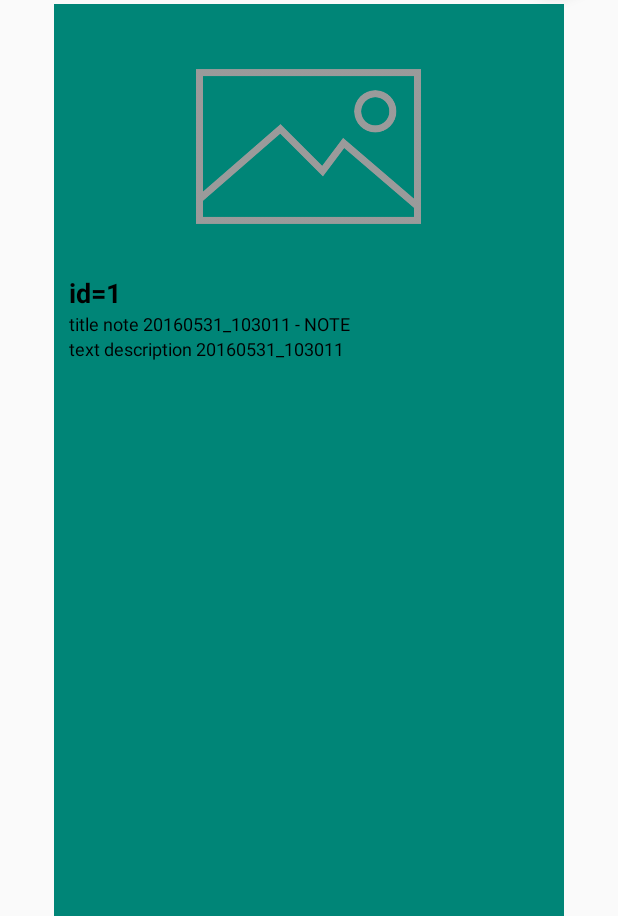
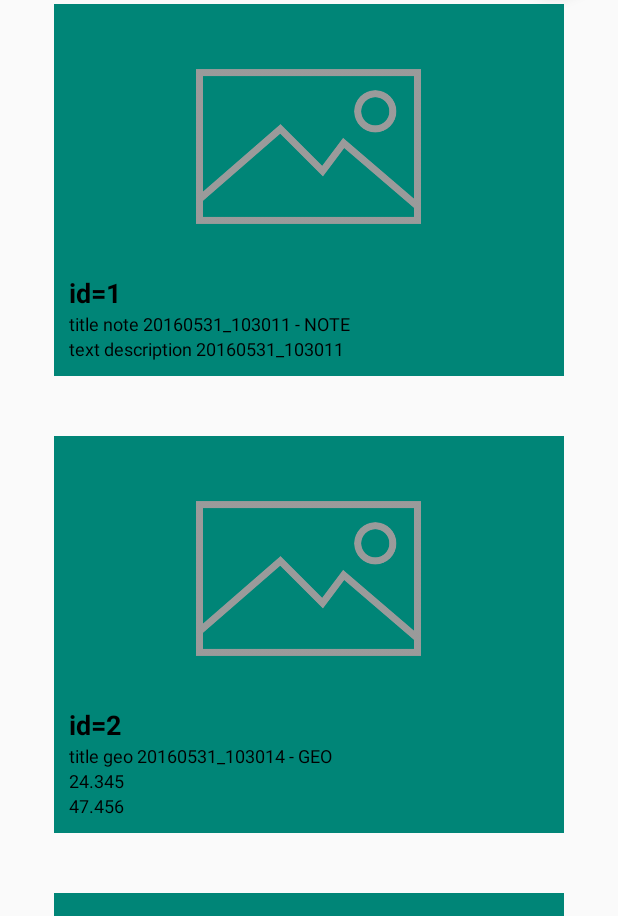
Before and after one commit to ob21/tripstori, an Android app: the screen it shows after launch (MainActivity), in the options menu, after a tap on "Add image", on a phone screen of 412 x 824 dp, the part 320-1236 px from its top. Run offline under Robolectric (Android 15) with nearby library versions, the phone set to English and light mode, and no system bars; our stand-ins replace Volley; network calls fail.

Commit message:
Material design applied : reclytclerview with action button and collapsing action bar

```diff
--- a/app/src/main/java/com/colibri/tripstori/activities/MainActivity.java
+++ b/app/src/main/java/com/colibri/tripstori/activities/MainActivity.java
@@ -44,8 +44,8 @@ public class MainActivity extends TSActivity implements DialogInterface.OnClickL
         mInterestsList = (RecyclerView)findViewById(R.id.interests_lv);
 
         mLayoutManager = new LinearLayoutManager(this);
+        mInterestsList.setHasFixedSize(true);
         mInterestsList.setLayoutManager(mLayoutManager);
-        mInterestsList.setHasFixedSize(true);
 
         mListAdapter = new InterestsListAdapter(this, getDataManager().getInterests());
         mInterestsList.setAdapter(mListAdapter);
--- a/app/src/main/java/com/colibri/tripstori/adapters/InterestsListAdapter.java
+++ b/app/src/main/java/com/colibri/tripstori/adapters/InterestsListAdapter.java
@@ -69,12 +69,11 @@ public class InterestsListAdapter extends RecyclerView.Adapter<InterestsListAdap
 
     @Override
     public InterestViewHolder onCreateViewHolder(ViewGroup parent, int viewType) {
-        TSApp.logDebug(TAG, "onCreateViewHolder");
         View view;
         InterestViewHolder holder = null;
         // create a new view
         if(viewType == VIEW_TYPE_NOTE) {
-            TSApp.logDebug(TAG, "onCreateViewHolder 1");
+            TSApp.logDebug(TAG, "onCreateViewHolder note");
             view = mInflater.inflate(R.layout.item_note_interest, parent, false);
             holder = new InterestViewHolder(view);
             holder.type = VIEW_TYPE_NOTE;
@@ -84,7 +83,7 @@ public class InterestsListAdapter extends RecyclerView.Adapter<InterestsListAdap
             holder.text = (TextView) view.findViewById(R.id.item_interest_text);
         } else
         if(viewType == VIEW_TYPE_GEO){
-            TSApp.logDebug(TAG, "onCreateViewHolder 2");
+            TSApp.logDebug(TAG, "onCreateViewHolder geo");
             view = mInflater.inflate(R.layout.item_geo_interest, parent, false);
             holder = new InterestViewHolder(view);
             holder.type = VIEW_TYPE_GEO;
@@ -95,7 +94,7 @@ public class InterestsListAdapter extends RecyclerView.Adapter<InterestsListAdap
             holder.latitude = (TextView) view.findViewById(R.id.item_interest_latitude);
         } else
         if(viewType == VIEW_TYPE_IMAGE){
-            TSApp.logDebug(TAG, "onCreateViewHolder 3");
+            TSApp.logDebug(TAG, "onCreateViewHolder image");
             view = mInflater.inflate(R.layout.item_image_interest, parent, false);
             holder = new InterestViewHolder(view);
             holder.type = VIEW_TYPE_IMAGE;
@@ -105,7 +104,7 @@ public class InterestsListAdapter extends RecyclerView.Adapter<InterestsListAdap
             holder.img = (TextView) view.findViewById(R.id.item_interest_img);
         } else
         if(viewType == VIEW_TYPE_WEB){
-            TSApp.logDebug(TAG, "onCreateViewHolder 4");
+            TSApp.logDebug(TAG, "onCreateViewHolder web");
             view = mInflater.inflate(R.layout.item_web_interest, parent, false);
             holder = new InterestViewHolder(view);
             holder.type = VIEW_TYPE_WEB;
--- a/app/src/main/res/layout/activity_main.xml
+++ b/app/src/main/res/layout/activity_main.xml
@@ -6,6 +6,13 @@
     android:layout_height="match_parent"
     android:fitsSystemWindows="true"
     tools:context="com.colibri.tripstori.activities.MainActivity">
+
+    <android.support.v7.widget.RecyclerView
+        android:id="@+id/interests_lv"
+        android:layout_height="match_parent"
+        android:layout_width="match_parent"
+        android:layout_margin="@dimen/activity_horizontal_margin"
+        app:layout_behavior="@string/appbar_scrolling_view_behavior"/>/>
 
     <android.support.design.widget.AppBarLayout
         android:id="@+id/app_bar"
@@ -32,8 +39,6 @@
         </android.support.design.widget.CollapsingToolbarLayout>
     </android.support.design.widget.AppBarLayout>
 
-    <include layout="@layout/content_main" />
-
     <android.support.design.widget.FloatingActionButton
         android:id="@+id/fab"
         android:layout_width="wrap_content"
--- a/app/src/main/res/layout/content_main.xml
+++ /dev/null
@@ -1,23 +0,0 @@
-<?xml version="1.0" encoding="utf-8"?>
-<android.support.v4.widget.NestedScrollView xmlns:android="http://schemas.android.com/apk/res/android"
-    xmlns:app="http://schemas.android.com/apk/res-auto"
-    xmlns:tools="http://schemas.android.com/tools"
-    android:layout_width="match_parent"
-    android:layout_height="match_parent"
-    app:layout_behavior="@string/appbar_scrolling_view_behavior"
-    tools:context="com.colibri.tripstori.activities.MainActivity"
-    tools:showIn="@layout/activity_main">
-
-    <RelativeLayout
-        android:layout_width="match_parent"
-        android:layout_height="50dp">
-
-        <android.support.v7.widget.RecyclerView
-            android:id="@+id/interests_lv"
-            android:layout_height="match_parent"
-            android:layout_width="match_parent"
-            android:layout_margin="@dimen/activity_horizontal_margin"/>
-
-    </RelativeLayout>
-
-</android.support.v4.widget.NestedScrollView>
--- a/app/src/main/res/layout/item_geo_interest.xml
+++ b/app/src/main/res/layout/item_geo_interest.xml
@@ -1,11 +1,11 @@
 <?xml version="1.0" encoding="utf-8"?>
 <LinearLayout xmlns:android="http://schemas.android.com/apk/res/android"
     android:orientation="vertical" android:layout_width="match_parent"
-    android:layout_height="match_parent">
+    android:layout_height="wrap_content">
 
     <RelativeLayout
         android:layout_width="match_parent"
-        android:layout_height="match_parent"
+        android:layout_height="wrap_content"
         android:layout_margin="@dimen/item_list_margin"
         android:padding="@dimen/item_list_padding"
         android:background="@color/material_deep_teal_500">
--- a/app/src/main/res/layout/item_image_interest.xml
+++ b/app/src/main/res/layout/item_image_interest.xml
@@ -1,11 +1,11 @@
 <?xml version="1.0" encoding="utf-8"?>
 <LinearLayout xmlns:android="http://schemas.android.com/apk/res/android"
     android:orientation="vertical" android:layout_width="match_parent"
-    android:layout_height="match_parent">
+    android:layout_height="wrap_content">
 
     <RelativeLayout
-        android:orientation="vertical" android:layout_width="match_parent"
-        android:layout_height="match_parent"
+        android:layout_width="match_parent"
+        android:layout_height="wrap_content"
         android:layout_margin="@dimen/item_list_margin"
         android:padding="@dimen/item_list_padding"
         android:background="@color/material_deep_teal_500">
--- a/app/src/main/res/layout/item_note_interest.xml
+++ b/app/src/main/res/layout/item_note_interest.xml
@@ -1,11 +1,11 @@
 <?xml version="1.0" encoding="utf-8"?>
 <LinearLayout xmlns:android="http://schemas.android.com/apk/res/android"
     android:orientation="vertical" android:layout_width="match_parent"
-    android:layout_height="match_parent">
+    android:layout_height="wrap_content">
 
     <RelativeLayout
-        android:orientation="vertical" android:layout_width="match_parent"
-        android:layout_height="match_parent"
+        android:layout_width="match_parent"
+        android:layout_height="wrap_content"
         android:layout_margin="@dimen/item_list_margin"
         android:padding="@dimen/item_list_padding"
         android:background="@color/material_deep_teal_500">
--- a/app/src/main/res/layout/item_web_interest.xml
+++ b/app/src/main/res/layout/item_web_interest.xml
@@ -1,11 +1,11 @@
 <?xml version="1.0" encoding="utf-8"?>
 <LinearLayout xmlns:android="http://schemas.android.com/apk/res/android"
     android:orientation="vertical" android:layout_width="match_parent"
-    android:layout_height="match_parent">
+    android:layout_height="wrap_content">
 
     <RelativeLayout
-        android:orientation="vertical" android:layout_width="match_parent"
-        android:layout_height="match_parent"
+        android:layout_width="match_parent"
+        android:layout_height="wrap_content"
         android:layout_margin="@dimen/item_list_margin"
         android:padding="@dimen/item_list_padding"
         android:background="@color/material_deep_teal_500">
--- a/app/src/main/res/values-w820dp/dimens.xml
+++ /dev/null
@@ -1,6 +0,0 @@
-<resources>
-    <!-- Example customization of dimensions originally defined in res/values/dimens.xml
-         (such as screen margins) for screens with more than 820dp of available width. This
-         would include 7" and 10" devices in landscape (~960dp and ~1280dp respectively). -->
-    <dimen name="activity_horizontal_margin">64dp</dimen>
-</resources>
```
